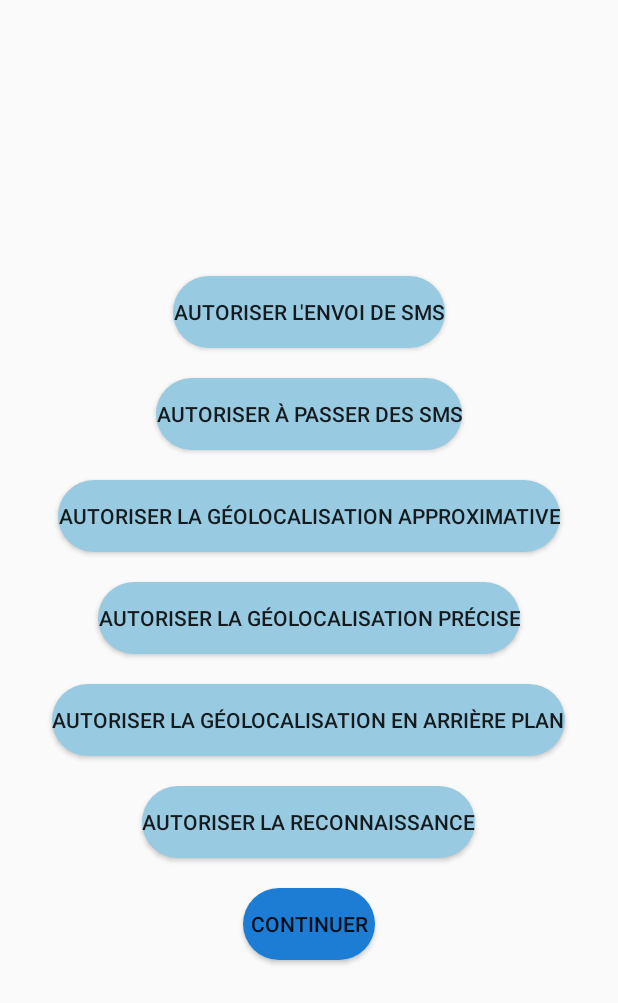
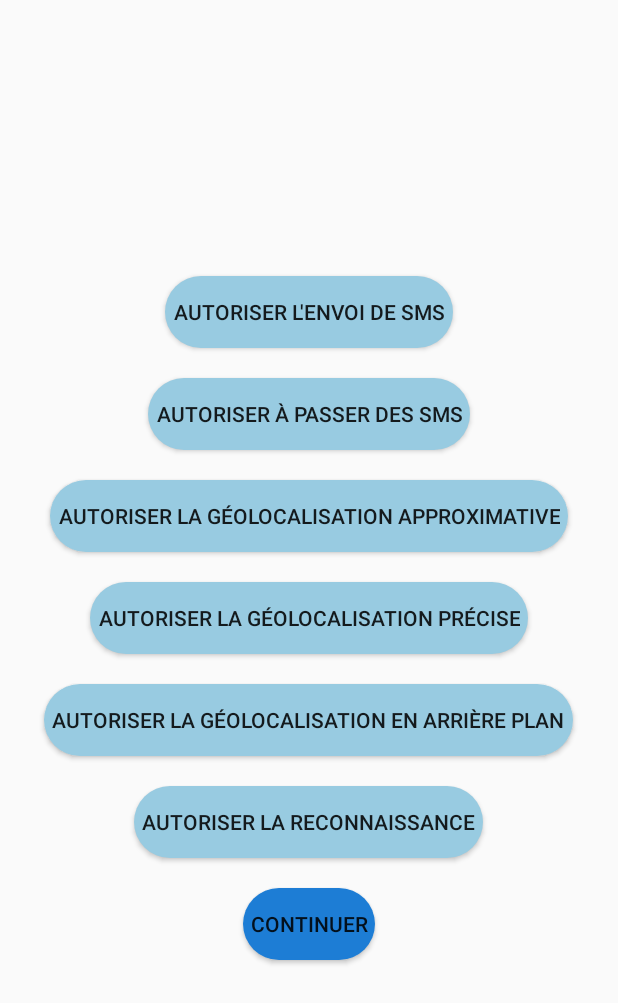
Before and after one commit to alexprime100/SafeBackHome, an Android app: the PermissionsActivity screen opened directly, with no data from a screen before it, on a phone screen of 412 x 824 dp. Shown: the top 1003 px of the screen. Run offline under Robolectric (Android 15) with nearby library versions, the phone set to English and light mode, and no system bars.

Commit message:
paddings_button

```diff
--- a/app/src/main/res/layout/activity_login.xml
+++ b/app/src/main/res/layout/activity_login.xml
@@ -53,13 +53,15 @@
         android:textSize="14dp"
         android:id="@+id/login_forgottenpassword_button"
         android:background="@drawable/button_nextpage_color"
-        android:layout_marginBottom="20dp"/>
+        android:layout_marginBottom="20dp"
+        android:paddingHorizontal="5dp"/>
 
     <Button
         android:layout_width="wrap_content"
         android:layout_height="wrap_content"
         android:text="Créer un compte"
         android:id="@+id/login_register_button"
-        android:background="@drawable/button_nextpage_color"/>
+        android:background="@drawable/button_nextpage_color"
+        android:paddingHorizontal="5dp"/>
 
 </LinearLayout>
--- a/app/src/main/res/layout/activity_main.xml
+++ b/app/src/main/res/layout/activity_main.xml
@@ -50,6 +50,7 @@
             android:text="Appeler la police"
             android:background="@drawable/button_nextpage_color"
             android:layout_marginBottom="20dp"
+            android:paddingHorizontal="5dp"
             />
 
         <Button
--- a/app/src/main/res/layout/activity_permissions.xml
+++ b/app/src/main/res/layout/activity_permissions.xml
@@ -15,6 +15,7 @@
         android:layout_height="wrap_content"
         android:text="Autoriser l'envoi de SMS"
         android:id="@+id/permissions_sms_button"
+        android:paddingHorizontal="5dp"
         android:background="@drawable/button_nextpage_color"/>
 
     <Button
@@ -23,6 +24,7 @@
         android:text="Autoriser à passer des SMS"
         android:layout_marginTop="20dp"
         android:id="@+id/permissions_call_button"
+        android:paddingHorizontal="5dp"
         android:background="@drawable/button_nextpage_color"/>
 
     <Button
@@ -30,6 +32,7 @@
         android:layout_height="wrap_content"
         android:text="Autoriser la géolocalisation approximative"
         android:layout_marginTop="20dp"
+        android:paddingHorizontal="5dp"
         android:id="@+id/permissions_coarse_button"
         android:background="@drawable/button_nextpage_color"/>
 
@@ -38,6 +41,7 @@
         android:layout_height="wrap_content"
         android:text="Autoriser la géolocalisation précise"
         android:layout_marginTop="20dp"
+        android:paddingHorizontal="5dp"
         android:id="@+id/permissions_fine_button"
         android:background="@drawable/button_nextpage_color"/>
 
@@ -46,6 +50,7 @@
         android:layout_height="wrap_content"
         android:text="Autoriser la géolocalisation en arrière plan"
         android:layout_marginTop="20dp"
+        android:paddingHorizontal="5dp"
         android:id="@+id/permissions_back_button"
         android:background="@drawable/button_nextpage_color"/>
 
@@ -54,6 +59,7 @@
         android:layout_height="wrap_content"
         android:text="Autoriser la reconnaissance"
         android:layout_marginTop="20dp"
+        android:paddingHorizontal="5dp"
         android:id="@+id/permissions_recognition_button"
         android:background="@drawable/button_nextpage_color"/>
 
--- a/app/src/main/res/layout/activity_settings.xml
+++ b/app/src/main/res/layout/activity_settings.xml
@@ -105,6 +105,7 @@
                 android:layout_height="wrap_content"
                 android:layout_gravity="center"
                 android:text="Ajouter un contact"
+                android:paddingHorizontal="5dp"
                 android:background="@drawable/button_nextpage_color"/>
 
             <Button
@@ -112,7 +113,8 @@
                 android:layout_width="wrap_content"
                 android:layout_height="wrap_content"
                 android:layout_gravity="center"
-                android:layout_marginTop="50dp"
+                android:layout_marginTop="30dp"
+                android:paddingHorizontal="5dp"
                 android:text="Se déconnecter"
                 android:background="@drawable/button_color"
                 />
```
